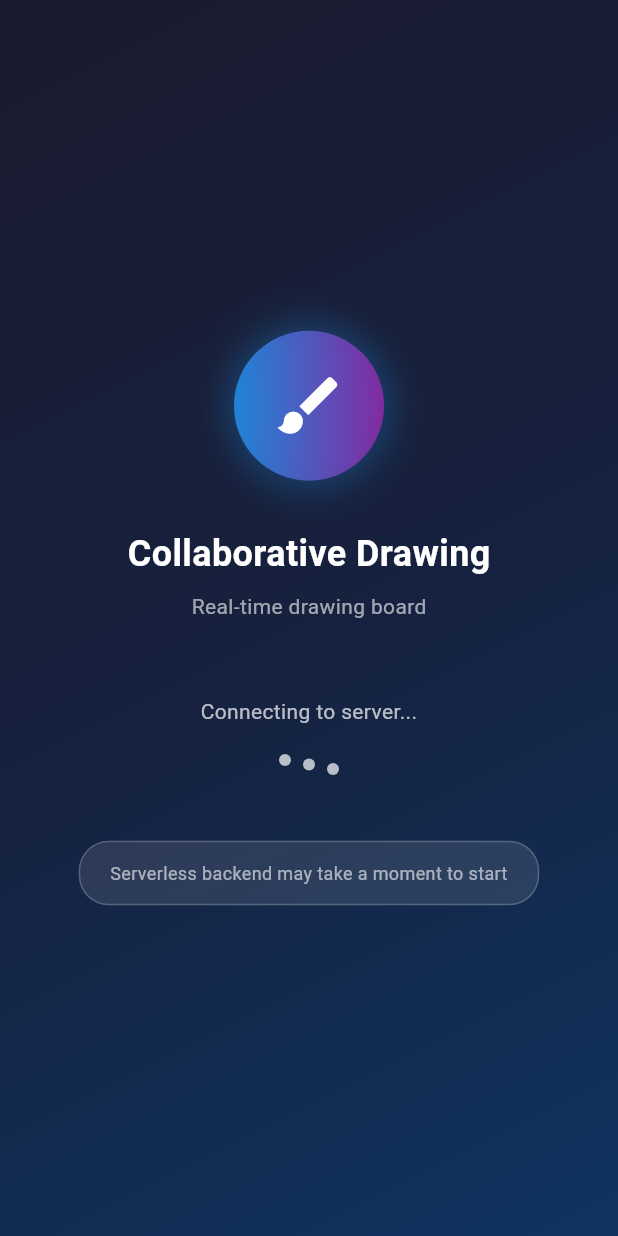
After one commit to ezsarthak/draw_it, a Flutter app: the SplashScreen screen opened directly, on a phone screen of 412 x 824 dp. The commit adds this screen. Run offline on Flutter 3.47's test engine with Material 3 defaults, Android fonts, the light colour scheme and no system bars; our stand-ins replace device_info_plus, equatable, flutter_bloc, get_it, permission_handler, socket_io_client; missing offline and left inert: gal, image_gallery_saver_plus; network calls fail.

Commit message:
feat: Add splash screen and improve server connection logic
This commit introduces a new splash screen that displays while the application attempts to connect to the server.

Key changes:
- Added a `SplashScreen` widget with animations and connection status updates.
- Implemented a server connection check with retry logic and a timeout.
- Updated `AndroidManifest.xml` to remove an unnecessary permission.
- Modified `main.dart` to set the `themeMode` to `ThemeMode.dark` by default and to initialize the splash screen as the home page.
- Updated `pubspec.yaml` version.
- The splash screen informs the user about the connection process and potential delays with serverless backends.
- Upon successful connection, the app navigates to the `DrawingBoardPage`.

```diff
--- a/lib/main.dart
+++ b/lib/main.dart
@@ -30,7 +30,7 @@ class MyApp extends StatelessWidget {
         primarySwatch: Colors.blue,
         brightness: Brightness.dark,
       ),
-      themeMode: ThemeMode.system,
+      themeMode: ThemeMode.dark,
       home: MultiBlocProvider(
         providers: [
           BlocProvider(create: (context) => GetIt.instance<DrawingBloc>()),
--- /dev/null
+++ b/lib/presentation/pages/splash_screen.dart
@@ -0,0 +1,373 @@
+import 'package:flutter/material.dart';
+import 'package:flutter_bloc/flutter_bloc.dart';
+import 'package:get_it/get_it.dart';
+import 'dart:async';
+
+import '../../domain/repositories/socket_repository.dart';
+import '../bloc/drawing/drawing_bloc.dart';
+import '../bloc/socket/socket_bloc.dart';
+import '../bloc/socket/socket_event.dart';
+import '../bloc/socket/socket_state.dart';
+import 'drawing_board_page.dart';
+
+class SplashScreen extends StatefulWidget {
+  const SplashScreen({super.key});
+
+  @override
+  State<SplashScreen> createState() => _SplashScreenState();
+}
+
+class _SplashScreenState extends State<SplashScreen>
+    with TickerProviderStateMixin {
+  late AnimationController _logoController;
+  late AnimationController _dotsController;
+  late Animation<double> _logoAnimation;
+  late Animation<double> _dotsAnimation;
+
+  Timer? _connectionTimer;
+  bool _isConnecting = true;
+  String _statusMessage = 'Connecting to server...';
+
+  @override
+  void initState() {
+    super.initState();
+    _setupAnimations();
+    _checkServerConnection();
+  }
+
+  void _setupAnimations() {
+    _logoController = AnimationController(
+      duration: const Duration(milliseconds: 1500),
+      vsync: this,
+    );
+
+    _dotsController = AnimationController(
+      duration: const Duration(milliseconds: 1000),
+      vsync: this,
+    );
+
+    _logoAnimation = Tween<double>(begin: 0.0, end: 1.0).animate(
+      CurvedAnimation(parent: _logoController, curve: Curves.elasticOut),
+    );
+
+    _dotsAnimation = Tween<double>(begin: 0.0, end: 1.0).animate(
+      CurvedAnimation(parent: _dotsController, curve: Curves.easeInOut),
+    );
+
+    _logoController.forward();
+    _dotsController.repeat();
+  }
+
+  void _checkServerConnection() async {
+    try {
+      final socketRepository = GetIt.instance<SocketRepository>();
+
+      // Start connection attempt
+      await socketRepository.connect();
+
+      // Set up a timer to check connection status
+      _connectionTimer = Timer.periodic(const Duration(milliseconds: 500), (
+        timer,
+      ) {
+        if (socketRepository.isConnected) {
+          timer.cancel();
+          setState(() {
+            _isConnecting = false;
+            _statusMessage = 'Connected! Loading app...';
+          });
+
+          // Navigate to main app after a short delay
+          Future.delayed(const Duration(milliseconds: 1000), () {
+            if (mounted) {
+              Navigator.of(context).pushReplacement(
+                MaterialPageRoute(
+                  builder:
+                      (context) => MultiBlocProvider(
+                        providers: [
+                          BlocProvider(
+                            create: (context) => GetIt.instance<DrawingBloc>(),
+                          ),
+                          BlocProvider(
+                            create:
+                                (context) =>
+                                    GetIt.instance<SocketBloc>()
+                                      ..add(const ConnectEvent()),
+                          ),
+                        ],
+                        child: const DrawingBoardPage(),
+                      ),
+                ),
+              );
+            }
+          });
+        }
+      });
+
+      // Timeout after 15 seconds
+      Future.delayed(const Duration(seconds: 15), () {
+        if (_isConnecting && mounted) {
+          _connectionTimer?.cancel();
+          setState(() {
+            _isConnecting = false;
+            _statusMessage = 'Server is starting up...\nThis may take a moment';
+          });
+
+          // Retry connection
+          Future.delayed(const Duration(seconds: 3), () {
+            if (mounted) {
+              _checkServerConnection();
+            }
+          });
+        }
+      });
+    } catch (e) {
+      setState(() {
+        _statusMessage = 'Connection failed. Retrying...';
+      });
+
+      // Retry after 3 seconds
+      Future.delayed(const Duration(seconds: 3), () {
+        if (mounted) {
+          _checkServerConnection();
+        }
+      });
+    }
+  }
+
+  @override
+  void dispose() {
+    _logoController.dispose();
+    _dotsController.dispose();
+    _connectionTimer?.cancel();
+    super.dispose();
+  }
+
+  @override
+  Widget build(BuildContext context) {
+    final screenSize = MediaQuery.of(context).size;
+    final isSmallScreen = screenSize.width < 600 || screenSize.height < 400;
+    final isVerySmallScreen = screenSize.width < 400 || screenSize.height < 300;
+
+    return Scaffold(
+      backgroundColor: const Color(0xFF1a1a2e),
+      body: SafeArea(
+        child: Container(
+          width: double.infinity,
+          height: double.infinity,
+          decoration: const BoxDecoration(
+            gradient: LinearGradient(
+              begin: Alignment.topLeft,
+              end: Alignment.bottomRight,
+              colors: [Color(0xFF1a1a2e), Color(0xFF16213e), Color(0xFF0f3460)],
+            ),
+          ),
+          child: SingleChildScrollView(
+            child: ConstrainedBox(
+              constraints: BoxConstraints(
+                minHeight:
+                    screenSize.height -
+                    MediaQuery.of(context).padding.top -
+                    MediaQuery.of(context).padding.bottom,
+              ),
+              child: Padding(
+                padding: EdgeInsets.symmetric(
+                  horizontal: isVerySmallScreen ? 16 : 24,
+                  vertical: isVerySmallScreen ? 16 : 24,
+                ),
+                child: Column(
+                  mainAxisAlignment: MainAxisAlignment.center,
+                  children: [
+                    // Logo Animation
+                    AnimatedBuilder(
+                      animation: _logoAnimation,
+                      builder: (context, child) {
+                        return Transform.scale(
+                          scale: _logoAnimation.value,
+                          child: Container(
+                            width:
+                                isVerySmallScreen
+                                    ? 80
+                                    : (isSmallScreen ? 100 : 120),
+                            height:
+                                isVerySmallScreen
+                                    ? 80
+                                    : (isSmallScreen ? 100 : 120),
+                            decoration: BoxDecoration(
+                              shape: BoxShape.circle,
+                              gradient: LinearGradient(
+                                colors: [
+                                  Colors.blue.withOpacity(0.8),
+                                  Colors.purple.withOpacity(0.8),
+                                ],
+                              ),
+                              boxShadow: [
+                                BoxShadow(
+                                  color: Colors.blue.withOpacity(0.3),
+                                  blurRadius: isVerySmallScreen ? 15 : 20,
+                                  spreadRadius: isVerySmallScreen ? 3 : 5,
+                                ),
+                              ],
+                            ),
+                            child: Icon(
+                              Icons.brush,
+                              color: Colors.white,
+                              size:
+                                  isVerySmallScreen
+                                      ? 40
+                                      : (isSmallScreen ? 50 : 60),
+                            ),
+                          ),
+                        );
+                      },
+                    ),
+
+                    SizedBox(
+                      height:
+                          isVerySmallScreen ? 24 : (isSmallScreen ? 32 : 40),
+                    ),
+
+                    // App Title
+                    FittedBox(
+                      fit: BoxFit.scaleDown,
+                      child: Text(
+                        'Collaborative Drawing',
+                        style: TextStyle(
+                          color: Colors.white,
+                          fontSize:
+                              isVerySmallScreen
+                                  ? 20
+                                  : (isSmallScreen ? 24 : 28),
+                          fontWeight: FontWeight.bold,
+                        ),
+                        textAlign: TextAlign.center,
+                      ),
+                    ),
+
+                    SizedBox(height: isVerySmallScreen ? 4 : 8),
+
+                    FittedBox(
+                      fit: BoxFit.scaleDown,
+                      child: Text(
+                        'Real-time drawing board',
+                        style: TextStyle(
+                          color: Colors.white60,
+                          fontSize:
+                              isVerySmallScreen
+                                  ? 12
+                                  : (isSmallScreen ? 14 : 16),
+                        ),
+                        textAlign: TextAlign.center,
+                      ),
+                    ),
+
+                    SizedBox(
+                      height:
+                          isVerySmallScreen ? 40 : (isSmallScreen ? 50 : 60),
+                    ),
+
+                    // Status Message
+                    Padding(
+                      padding: const EdgeInsets.symmetric(horizontal: 16),
+                      child: Text(
+                        _statusMessage,
+                        textAlign: TextAlign.center,
+                        style: TextStyle(
+                          color: Colors.white70,
+                          fontSize:
+                              isVerySmallScreen
+                                  ? 12
+                                  : (isSmallScreen ? 14 : 16),
+                          height: 1.4,
+                        ),
+                      ),
+                    ),
+
+                    SizedBox(height: isVerySmallScreen ? 16 : 20),
+
+                    // Loading Dots or Success Icon
+                    SizedBox(
+                      height: isVerySmallScreen ? 20 : 24,
+                      child:
+                          _isConnecting
+                              ? AnimatedBuilder(
+                                animation: _dotsAnimation,
+                                builder: (context, child) {
+                                  return Row(
+                                    mainAxisAlignment: MainAxisAlignment.center,
+                                    children: List.generate(3, (index) {
+                                      final delay = index * 0.3;
+                                      final animationValue =
+                                          (_dotsAnimation.value - delay).clamp(
+                                            0.0,
+                                            1.0,
+                                          );
+                                      return Container(
+                                        margin: const EdgeInsets.symmetric(
+                                          horizontal: 4,
+                                        ),
+                                        child: Transform.translate(
+                                          offset: Offset(
+                                            0,
+                                            -10 * animationValue,
+                                          ),
+                                          child: Container(
+                                            width: isVerySmallScreen ? 6 : 8,
+                                            height: isVerySmallScreen ? 6 : 8,
+                                            decoration: BoxDecoration(
+                                              shape: BoxShape.circle,
+                                              color: Colors.white.withOpacity(
+                                                0.7,
+                                              ),
+                                            ),
+                                          ),
+                                        ),
+                                      );
+                                    }),
+                                  );
+                                },
+                              )
+                              : Icon(
+                                Icons.check_circle,
+                                color: Colors.green,
+                                size: isVerySmallScreen ? 20 : 24,
+                              ),
+                    ),
+
+                    SizedBox(
+                      height:
+                          isVerySmallScreen ? 24 : (isSmallScreen ? 32 : 40),
+                    ),
+
+                    // Server Info
+                    Container(
+                      margin: const EdgeInsets.symmetric(horizontal: 16),
+                      padding: EdgeInsets.symmetric(
+                        horizontal: isVerySmallScreen ? 16 : 20,
+                        vertical: isVerySmallScreen ? 8 : 12,
+                      ),
+                      decoration: BoxDecoration(
+                        borderRadius: BorderRadius.circular(20),
+                        color: Colors.white.withOpacity(0.1),
+                        border: Border.all(
+                          color: Colors.white.withOpacity(0.2),
+                        ),
+                      ),
+                      child: Text(
+                        'Serverless backend may take a moment to start',
+                        style: TextStyle(
+                          color: Colors.white60,
+                          fontSize: isVerySmallScreen ? 10 : 12,
+                        ),
+                        textAlign: TextAlign.center,
+                      ),
+                    ),
+                  ],
+                ),
+              ),
+            ),
+          ),
+        ),
+      ),
+    );
+  }
+}
--- a/pubspec.yaml
+++ b/pubspec.yaml
@@ -16,7 +16,7 @@ publish_to: 'none' # Remove this line if you wish to publish to pub.dev
 # https://developer.apple.com/library/archive/documentation/General/Reference/InfoPlistKeyReference/Articles/CoreFoundationKeys.html
 # In Windows, build-name is used as the major, minor, and patch parts
 # of the product and file versions while build-number is used as the build suffix.
-version: 1.0.0+1
+version: 1.0.2+3
 
 environment:
   sdk: ^3.7.0
```
Also changed, not shown: 1 other file.
